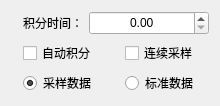
Qt form HeGui/HSpecCalibrateSetWidget.ui (hexianqi/QtCode) before a commit.
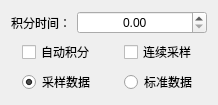
The same form after that commit.

Patch:
```diff
--- a/HeGui/HSpecCalibrateSetWidget.ui
+++ b/HeGui/HSpecCalibrateSetWidget.ui
@@ -22,12 +22,6 @@
   <layout class="QFormLayout" name="formLayout">
    <item row="0" column="0">
     <widget class="QLabel" name="label_001">
-     <property name="minimumSize">
-      <size>
-       <width>72</width>
-       <height>24</height>
-      </size>
-     </property>
      <property name="text">
       <string>积分时间：</string>
      </property>
@@ -41,12 +35,6 @@
    </item>
    <item row="0" column="1">
     <widget class="QDoubleSpinBox" name="doubleSpinBox_01">
-     <property name="minimumSize">
-      <size>
-       <width>120</width>
-       <height>24</height>
-      </size>
-     </property>
      <property name="alignment">
       <set>Qt::AlignCenter</set>
      </property>
```
